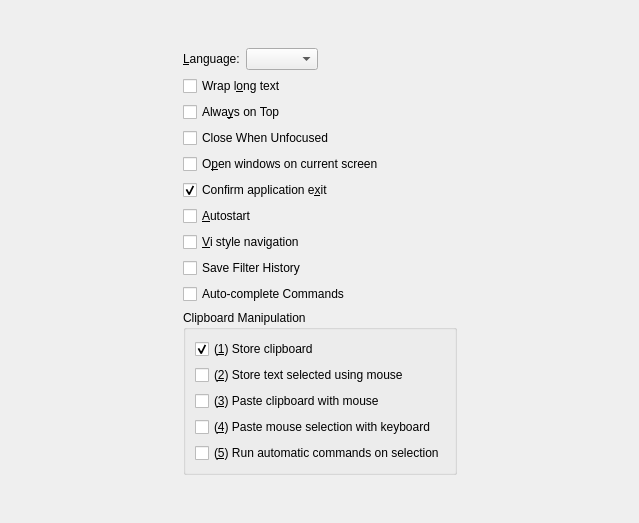
Before: the Qt Designer form src/ui/configtabgeneral.ui in hluk/CopyQ, drawn with Qt 5.
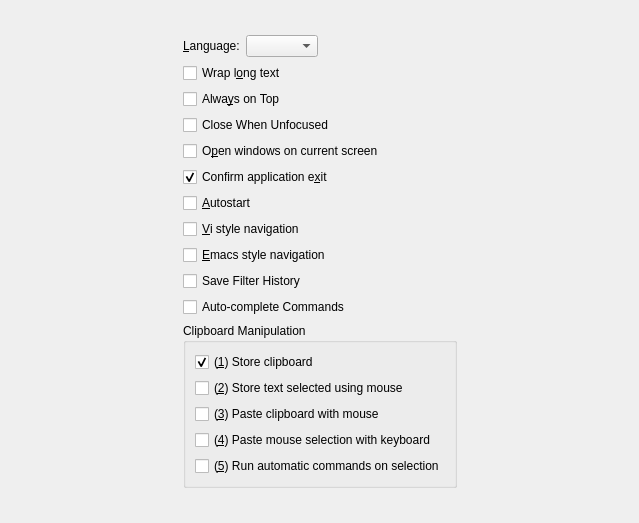
After: the same form once the commit is applied.

Commit message: Emacs navigation key-bindings support

Patch:
```diff
--- a/src/ui/configtabgeneral.ui
+++ b/src/ui/configtabgeneral.ui
@@ -160,6 +160,16 @@
         </property>
        </widget>
       </item>
+      <item>
+       <widget class="QCheckBox" name="checkBoxEmacsMode">
+        <property name="toolTip">
+         <string>Support for Emacs navigation keys (Ctrl+N, P, V ... ), Ctrl+S key to search</string>
+        </property>
+        <property name="text">
+         <string>&amp;Emacs style navigation</string>
+        </property>
+       </widget>
+      </item>
       <item>
        <widget class="QCheckBox" name="checkBoxSaveFilterHistory">
         <property name="toolTip">
```
Left out of the diff: 1 changed line with no effect on the pictures. The commit also changes 10 other files.
